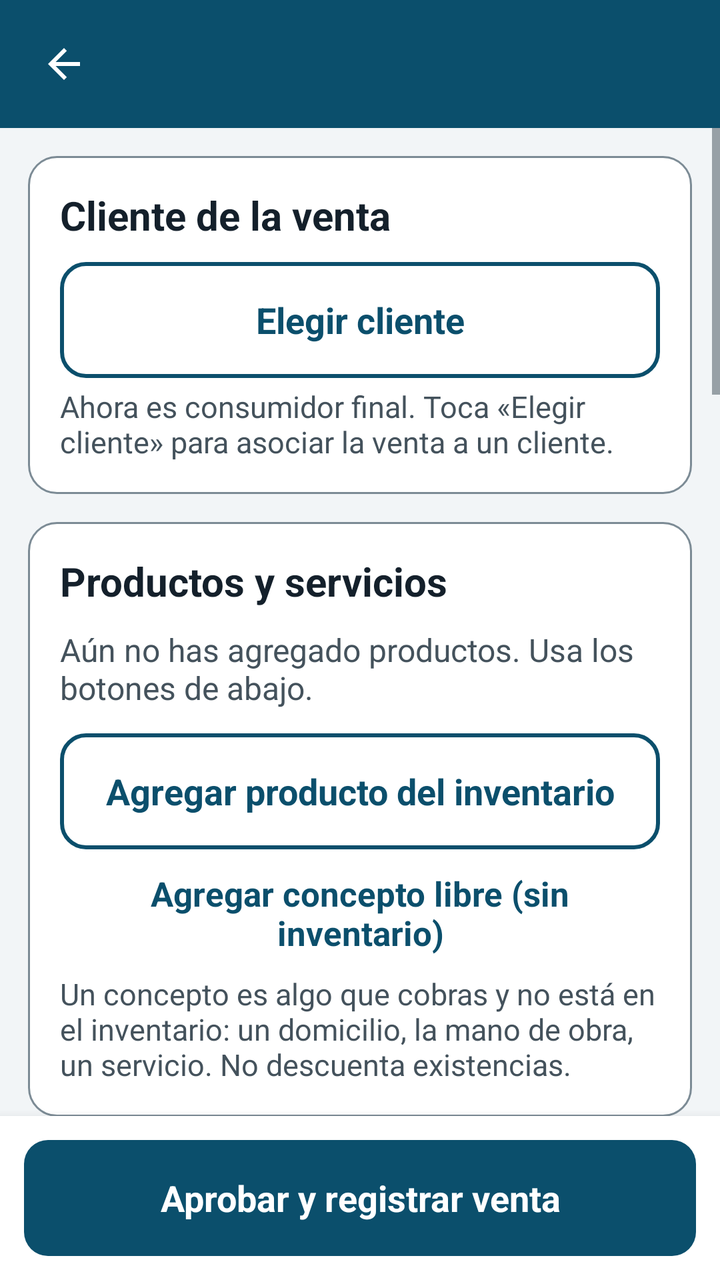
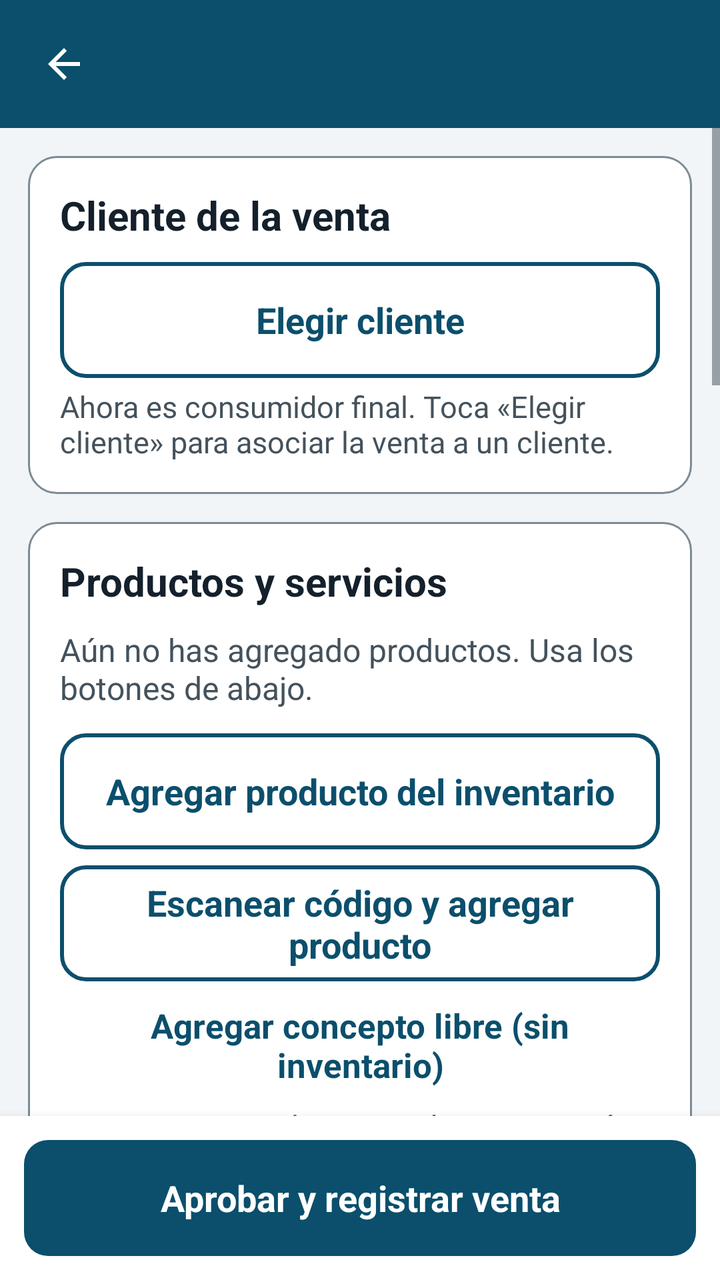

Screens rendered from an Android XML layout before and after an edit, with the pre-edit source and the edit as a unified diff.
<!-- AndroidManifest.xml: application theme Tema -->
<!-- res/layout/activity_venta.xml -->
<?xml version="1.0" encoding="utf-8"?>
<LinearLayout xmlns:android="http://schemas.android.com/apk/res/android"
    android:layout_width="match_parent"
    android:layout_height="match_parent"
    android:orientation="vertical"
    android:background="@color/fondo">

    <include layout="@layout/barra_superior" />

    <ScrollView
android:id="@+id/scrollForm"
        android:layout_width="match_parent"
        android:layout_height="0dp"
        android:layout_weight="1"
        android:fillViewport="true">

        <LinearLayout
            android:layout_width="match_parent"
            android:layout_height="wrap_content"
            android:orientation="vertical"
            android:paddingLeft="14dp"
            android:paddingRight="14dp"
            android:paddingTop="14dp"
            android:paddingBottom="22dp">

            <LinearLayout
                style="@style/Tarjeta"
                android:layout_width="match_parent"
                android:layout_height="wrap_content">

                <TextView
                    style="@style/TituloSeccion"
                    android:layout_width="match_parent"
                    android:layout_height="wrap_content"
                    android:text="Cliente de la venta" />

                <Button
                    android:id="@+id/btnCliente"
                    style="@style/BotonSecundario"
                    android:layout_width="match_parent"
                    android:layout_height="wrap_content"
                    android:text="Elegir cliente" />

                <TextView
                    android:id="@+id/ayudaCliente"
                    style="@style/Ayuda"
                    android:layout_width="match_parent"
                    android:layout_height="wrap_content"
                    android:text="Ahora es consumidor final. Toca «Elegir cliente» para asociar la venta a un cliente." />
            </LinearLayout>

            <LinearLayout
                style="@style/Tarjeta"
                android:layout_width="match_parent"
                android:layout_height="wrap_content">

                <TextView
                    style="@style/TituloSeccion"
                    android:layout_width="match_parent"
                    android:layout_height="wrap_content"
                    android:text="Productos y servicios" />

                <TextView
                    android:id="@+id/txtVacioItems"
                    android:layout_width="match_parent"
                    android:layout_height="wrap_content"
                    android:text="Aún no has agregado productos. Usa los botones de abajo."
                    android:textColor="@color/texto_secundario"
                    android:textSize="16sp" />

                <LinearLayout
                    android:id="@+id/containerItems"
                    android:layout_width="match_parent"
                    android:layout_height="wrap_content"
                    android:orientation="vertical" />

                <Button
                    android:id="@+id/btnAgregarProducto"
                    style="@style/BotonSecundario"
                    android:layout_width="match_parent"
                    android:layout_height="wrap_content"
                    android:layout_marginTop="12dp"
                    android:text="Agregar producto del inventario" />

                <Button
                    android:id="@+id/btnConcepto"
                    style="@style/BotonTexto"
                    android:layout_width="match_parent"
                    android:layout_height="wrap_content"
                    android:layout_marginTop="6dp"
                    android:text="Agregar concepto libre (sin inventario)" />

                <TextView
                    style="@style/Ayuda"
                    android:layout_width="match_parent"
                    android:layout_height="wrap_content"
                    android:text="Un concepto es algo que cobras y no está en el inventario: un domicilio, la mano de obra, un servicio. No descuenta existencias." />
            </LinearLayout>

            <LinearLayout
                style="@style/Tarjeta"
                android:layout_width="match_parent"
                android:layout_height="wrap_content">

                <TextView
                    style="@style/TituloSeccion"
                    android:layout_width="match_parent"
                    android:layout_height="wrap_content"
                    android:text="Impuestos y descuento" />

                <Switch
                    android:id="@+id/swImpuesto"
                    android:layout_width="match_parent"
                    android:layout_height="wrap_content"
                    android:minHeight="56dp"
                    android:text="Cobrar impuesto a esta venta"
                    android:textColor="@color/texto"
                    android:textSize="18sp" />

                <TextView
                    style="@style/Etiqueta"
                    android:layout_width="match_parent"
                    android:layout_height="wrap_content"
                    android:labelFor="@+id/etImpuesto"
                    android:text="Porcentaje de impuesto" />

                <EditText
                    android:id="@+id/etImpuesto"
                    style="@style/Campo"
                    android:layout_width="match_parent"
                    android:layout_height="wrap_content"
                    android:hint="19"
                    android:inputType="numberDecimal"
                    android:maxLength="5" />

                <TextView
                    style="@style/Etiqueta"
                    android:layout_width="match_parent"
                    android:layout_height="wrap_content"
                    android:labelFor="@+id/etDescuento"
                    android:text="Descuento (COP)" />

                <EditText
                    android:id="@+id/etDescuento"
                    style="@style/Campo"
                    android:layout_width="match_parent"
                    android:layout_height="wrap_content"
                    android:hint="0"
                    android:inputType="number" />
            </LinearLayout>

            <LinearLayout
                style="@style/Tarjeta"
                android:layout_width="match_parent"
                android:layout_height="wrap_content">

                <TextView
                    style="@style/TituloSeccion"
                    android:layout_width="match_parent"
                    android:layout_height="wrap_content"
                    android:labelFor="@+id/spForma"
                    android:text="Forma de pago" />

                <Spinner
                    android:id="@+id/spForma"
                    android:layout_width="match_parent"
                    android:layout_height="56dp"
                    android:background="@drawable/fondo_campo"
                    android:paddingLeft="14dp"
                    android:paddingRight="14dp"
                    android:minHeight="56dp" />

                <TextView
                    style="@style/Ayuda"
                    android:layout_width="match_parent"
                    android:layout_height="wrap_content"
                    android:text="Si eliges Crédito, la venta se suma al saldo del cliente." />

                <LinearLayout
                    android:id="@+id/filaVencimiento"
                    android:layout_width="match_parent"
                    android:layout_height="wrap_content"
                    android:layout_marginTop="12dp"
                    android:orientation="vertical"
                    android:visibility="gone">

                    <TextView
                        style="@style/Etiqueta"
                        android:layout_width="match_parent"
                        android:layout_height="wrap_content"
                        android:text="Fecha límite de pago *" />

                    <Button
                        android:id="@+id/btnVencimiento"
                        style="@style/BotonSecundario"
                        android:layout_width="match_parent"
                        android:layout_height="wrap_content"
                        android:text="Elegir fecha" />

                    <TextView
                        style="@style/Ayuda"
                        android:layout_width="match_parent"
                        android:layout_height="wrap_content"
                        android:text="El cliente debe pagar antes de esta fecha. La app avisa cuando la deuda vence." />
                </LinearLayout>
            </LinearLayout>

            <LinearLayout
                style="@style/Tarjeta"
                android:layout_width="match_parent"
                android:layout_height="wrap_content">

                <TextView
                    style="@style/TituloSeccion"
                    android:layout_width="match_parent"
                    android:layout_height="wrap_content"
                    android:labelFor="@+id/etNotas"
                    android:text="Notas y detalles extra" />

                <EditText
                    android:id="@+id/etNotas"
                    style="@style/CampoMultilinea"
                    android:layout_width="match_parent"
                    android:layout_height="wrap_content"
                    android:hint="Ej.: entrega a domicilio, color, talla, observaciones…"
                    android:inputType="textCapSentences|textMultiLine" />
            </LinearLayout>

            <LinearLayout
                style="@style/Tarjeta"
                android:layout_width="match_parent"
                android:layout_height="wrap_content">

                <TextView
                    style="@style/TituloSeccion"
                    android:layout_width="match_parent"
                    android:layout_height="wrap_content"
                    android:text="Comprobante de la venta" />

                <TextView
                    style="@style/Ayuda"
                    android:layout_width="match_parent"
                    android:layout_height="wrap_content"
                    android:text="Toma una foto del comprobante o sube un archivo o imagen. Es opcional." />

                <Button
                    android:id="@+id/btnFoto"
                    style="@style/BotonSecundario"
                    android:layout_width="match_parent"
                    android:layout_height="wrap_content"
                    android:layout_marginTop="12dp"
                    android:text="Tomar foto del comprobante" />

                <Button
                    android:id="@+id/btnArchivo"
                    style="@style/BotonSecundario"
                    android:layout_width="match_parent"
                    android:layout_height="wrap_content"
                    android:layout_marginTop="8dp"
                    android:text="Elegir archivo o documento" />

                <LinearLayout
                    android:id="@+id/containerAdjuntos"
                    android:layout_width="match_parent"
                    android:layout_height="wrap_content"
                    android:layout_marginTop="8dp"
                    android:orientation="vertical" />
            </LinearLayout>

            <LinearLayout
                style="@style/Tarjeta"
                android:layout_width="match_parent"
                android:layout_height="wrap_content">

                <TextView
                    style="@style/TituloSeccion"
                    android:layout_width="match_parent"
                    android:layout_height="wrap_content"
                    android:text="Resumen de la venta" />

                <LinearLayout
                    android:layout_width="match_parent"
                    android:layout_height="wrap_content"
                    android:orientation="horizontal"
                    android:paddingTop="4dp"
                    android:paddingBottom="4dp">

                    <TextView
                        android:layout_width="0dp"
                        android:layout_height="wrap_content"
                        android:layout_weight="1"
                        android:text="Subtotal"
                        android:textColor="@color/texto_secundario"
                        android:textSize="16sp" />

                    <TextView
                        android:id="@+id/txtSubtotal"
                        android:layout_width="wrap_content"
                        android:layout_height="wrap_content"
                        android:text="$ 0"
                        android:textColor="@color/texto"
                        android:textSize="18sp"
                        android:textStyle="bold" />
                </LinearLayout>

                <LinearLayout
                    android:layout_width="match_parent"
                    android:layout_height="wrap_content"
                    android:orientation="horizontal"
                    android:paddingTop="4dp"
                    android:paddingBottom="4dp">

                    <TextView
                        android:layout_width="0dp"
                        android:layout_height="wrap_content"
                        android:layout_weight="1"
                        android:text="Descuento"
                        android:textColor="@color/texto_secundario"
                        android:textSize="16sp" />

                    <TextView
                        android:id="@+id/txtDescuento"
                        android:layout_width="wrap_content"
                        android:layout_height="wrap_content"
                        android:text="$ 0"
                        android:textColor="@color/texto"
                        android:textSize="18sp"
                        android:textStyle="bold" />
                </LinearLayout>

                <LinearLayout
                    android:layout_width="match_parent"
                    android:layout_height="wrap_content"
                    android:orientation="horizontal"
                    android:paddingTop="4dp"
                    android:paddingBottom="4dp">

                    <TextView
                        android:id="@+id/lblImpuesto"
                        android:layout_width="0dp"
                        android:layout_height="wrap_content"
                        android:layout_weight="1"
                        android:text="Impuesto"
                        android:textColor="@color/texto_secundario"
                        android:textSize="16sp" />

                    <TextView
                        android:id="@+id/txtImpuesto"
                        android:layout_width="wrap_content"
                        android:layout_height="wrap_content"
                        android:text="$ 0"
                        android:textColor="@color/texto"
                        android:textSize="18sp"
                        android:textStyle="bold" />
                </LinearLayout>

                <LinearLayout
                    android:layout_width="match_parent"
                    android:layout_height="wrap_content"
                    android:orientation="horizontal"
                    android:paddingTop="4dp"
                    android:paddingBottom="4dp">

                    <TextView
                        android:layout_width="0dp"
                        android:layout_height="wrap_content"
                        android:layout_weight="1"
                        android:text="Costo estimado"
                        android:textColor="@color/texto_secundario"
                        android:textSize="16sp" />

                    <TextView
                        android:id="@+id/txtCosto"
                        android:layout_width="wrap_content"
                        android:layout_height="wrap_content"
                        android:text="$ 0"
                        android:textColor="@color/texto"
                        android:textSize="18sp" />
                </LinearLayout>

                <LinearLayout
                    android:layout_width="match_parent"
                    android:layout_height="wrap_content"
                    android:orientation="horizontal"
                    android:paddingTop="4dp"
                    android:paddingBottom="4dp">

                    <TextView
                        android:layout_width="0dp"
                        android:layout_height="wrap_content"
                        android:layout_weight="1"
                        android:text="Ganancia estimada"
                        android:textColor="@color/exito"
                        android:textSize="16sp"
                        android:textStyle="bold" />

                    <TextView
                        android:id="@+id/txtGanancia"
                        android:layout_width="wrap_content"
                        android:layout_height="wrap_content"
                        android:text="$ 0"
                        android:textColor="@color/exito"
                        android:textSize="18sp"
                        android:textStyle="bold" />
                </LinearLayout>

                <LinearLayout
                    android:layout_width="match_parent"
                    android:layout_height="wrap_content"
                    android:orientation="horizontal"
                    android:paddingTop="4dp"
                    android:paddingBottom="4dp">

                    <TextView
                        android:layout_width="0dp"
                        android:layout_height="wrap_content"
                        android:layout_weight="1"
                        android:text="Margen sobre la venta"
                        android:textColor="@color/texto_secundario"
                        android:textSize="16sp" />

                    <TextView
                        android:id="@+id/txtMargen"
                        android:layout_width="wrap_content"
                        android:layout_height="wrap_content"
                        android:text="0%"
                        android:textColor="@color/exito"
                        android:textSize="18sp"
                        android:textStyle="bold" />
                </LinearLayout>

                <View
                    style="@style/Separador"
                    android:layout_width="match_parent"
                    android:layout_height="1dp" />

                <LinearLayout
                    android:layout_width="match_parent"
                    android:layout_height="wrap_content"
                    android:orientation="horizontal"
                    android:gravity="center_vertical">

                    <TextView
                        android:layout_width="0dp"
                        android:layout_height="wrap_content"
                        android:layout_weight="1"
                        android:text="Total a cobrar"
                        android:textColor="@color/texto"
                        android:textSize="20sp"
                        android:textStyle="bold" />

                    <TextView
                        android:id="@+id/txtTotal"
                        android:layout_width="wrap_content"
                        android:layout_height="wrap_content"
                        android:text="$ 0"
                        android:textColor="@color/primario"
                        android:textSize="30sp"
                        android:textStyle="bold" />
                </LinearLayout>
            </LinearLayout>
        </LinearLayout>
    </ScrollView>

    <LinearLayout
        android:layout_width="match_parent"
        android:layout_height="wrap_content"
        android:background="@color/superficie"
        android:elevation="8dp"
        android:padding="12dp">

        <Button
            android:id="@+id/btnAprobar"
            style="@style/BotonPrimario"
            android:layout_width="match_parent"
            android:layout_height="wrap_content"
            android:text="Aprobar y registrar venta" />
    </LinearLayout>
</LinearLayout>
<!-- res/layout/barra_superior.xml (included above) -->
<?xml version="1.0" encoding="utf-8"?>
<LinearLayout xmlns:android="http://schemas.android.com/apk/res/android"
    android:layout_width="match_parent"
    android:layout_height="wrap_content"
    android:orientation="horizontal"
    android:gravity="center_vertical"
    android:background="@color/primario"
    android:minHeight="64dp"
    android:paddingLeft="6dp"
    android:paddingRight="12dp"
    android:paddingTop="6dp"
    android:paddingBottom="6dp">

    <ImageButton
        android:id="@+id/btnAtras"
        android:layout_width="52dp"
        android:layout_height="52dp"
        android:background="?android:attr/selectableItemBackgroundBorderless"
        android:src="@drawable/ic_atras"
        android:tint="@color/blanco"
        android:contentDescription="@string/volver"
        android:scaleType="centerInside" />

    <TextView
        android:id="@+id/tituloBarra"
        android:layout_width="0dp"
        android:layout_height="wrap_content"
        android:layout_weight="1"
        android:layout_marginStart="4dp"
        android:textColor="@color/blanco"
        android:textSize="22sp"
        android:textStyle="bold"
        android:maxLines="2"
        android:ellipsize="end" />
</LinearLayout>
<!-- resources referenced by this layout -->
<resources>
  <color name="blanco">#FFFFFF</color>
  <color name="exito">#176B3A</color>
  <color name="fondo">#F2F5F7</color>
  <color name="primario">#0B4F6C</color>
  <color name="superficie">#FFFFFF</color>
  <color name="texto">#14202B</color>
  <color name="texto_secundario">#44525C</color>
  <!-- drawable ic_atras (drawable) -->
  <?xml version="1.0" encoding="utf-8"?>
  <vector xmlns:android="http://schemas.android.com/apk/res/android"
      android:width="24dp" android:height="24dp"
      android:viewportWidth="24" android:viewportHeight="24">
      <path android:fillColor="#FF000000" android:pathData="M20,11H7.83l5.59,-5.59L12,4l-8,8 8,8 1.41,-1.41L7.83,13H20v-2z"/>
  </vector>
  <string name="volver">Volver</string>
  <style name="Ayuda">
          <item name="android:textSize">15sp</item>
          <item name="android:textColor">@color/texto_secundario</item>
          <item name="android:layout_marginTop">4dp</item>
      </style>
  <style name="BotonSecundario" parent="BotonPrimario">
          <item name="android:background">@drawable/boton_secundario</item>
          <item name="android:textColor">@color/primario</item>
      </style>
  <style name="CampoMultilinea" parent="Campo">
          <item name="android:singleLine">false</item>
          <item name="android:gravity">top|start</item>
          <item name="android:minHeight">96dp</item>
      </style>
  <style name="Etiqueta">
          <item name="android:textSize">16sp</item>
          <item name="android:textStyle">bold</item>
          <item name="android:textColor">@color/texto_secundario</item>
          <item name="android:layout_marginTop">14dp</item>
          <item name="android:layout_marginBottom">6dp</item>
      </style>
  <style name="Separador">
          <item name="android:layout_width">match_parent</item>
          <item name="android:layout_height">1dp</item>
          <item name="android:background">@color/borde</item>
          <item name="android:layout_marginTop">10dp</item>
          <item name="android:layout_marginBottom">10dp</item>
      </style>
  <style name="Tarjeta">
          <item name="android:background">@drawable/fondo_tarjeta</item>
          <item name="android:padding">16dp</item>
          <item name="android:layout_marginBottom">14dp</item>
          <item name="android:orientation">vertical</item>
      </style>
  <style name="TituloSeccion">
          <item name="android:textSize">20sp</item>
          <item name="android:textStyle">bold</item>
          <item name="android:textColor">@color/texto</item>
          <item name="android:layout_marginBottom">10dp</item>
      </style>
  <color name="borde">#7C8B95</color>
  <!-- drawable boton_texto (drawable) -->
  <?xml version="1.0" encoding="utf-8"?>
  <selector xmlns:android="http://schemas.android.com/apk/res/android">
      <item android:state_pressed="true"><shape><solid android:color="@color/primario_claro"/><corners android:radius="10dp"/></shape></item>
      <item><shape><solid android:color="#00000000"/><corners android:radius="10dp"/></shape></item>
  </selector>
  <!-- drawable fondo_tarjeta (drawable) -->
  <?xml version="1.0" encoding="utf-8"?>
  <shape xmlns:android="http://schemas.android.com/apk/res/android">
      <solid android:color="@color/superficie"/>
      <corners android:radius="14dp"/>
      <stroke android:width="1dp" android:color="@color/borde"/>
  </shape>
  <color name="primario_oscuro">#073A50</color>
  <color name="deshabilitado">#8A979F</color>
  <color name="gris_fondo">#E6EBEE</color>
  <color name="primario_claro">#DCEAF2</color>
  <!-- unchanged entries left out for length: 7 -->
</resources>

<!-- the commit's change to res/layout/activity_venta.xml (unified diff, before → after) -->
@@ -81,6 +81,14 @@ android:id="@+id/scrollForm"
                     android:layout_height="wrap_content"
                     android:layout_marginTop="12dp"
                     android:text="Agregar producto del inventario" />
+
+                <Button
+                    android:id="@+id/btnEscanearProducto"
+                    style="@style/BotonSecundario"
+                    android:layout_width="match_parent"
+                    android:layout_height="wrap_content"
+                    android:layout_marginTop="8dp"
+                    android:text="Escanear código y agregar producto" />
 
                 <Button
                     android:id="@+id/btnConcepto"
